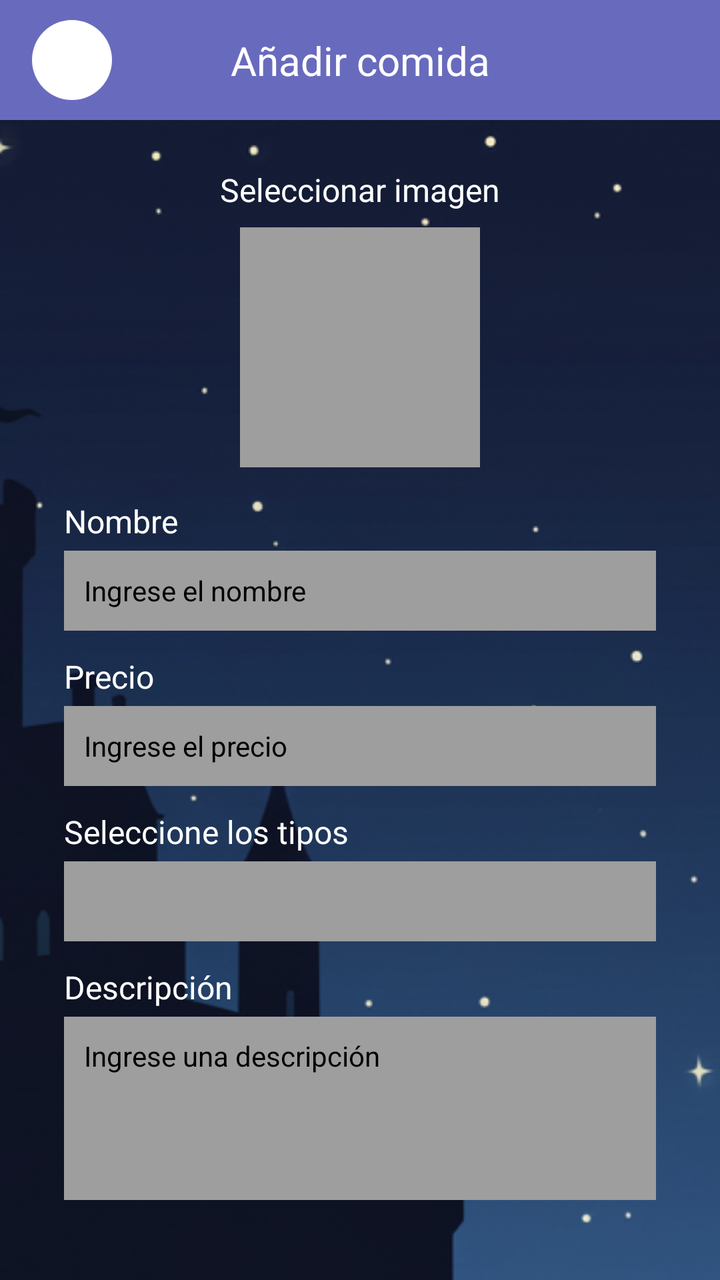
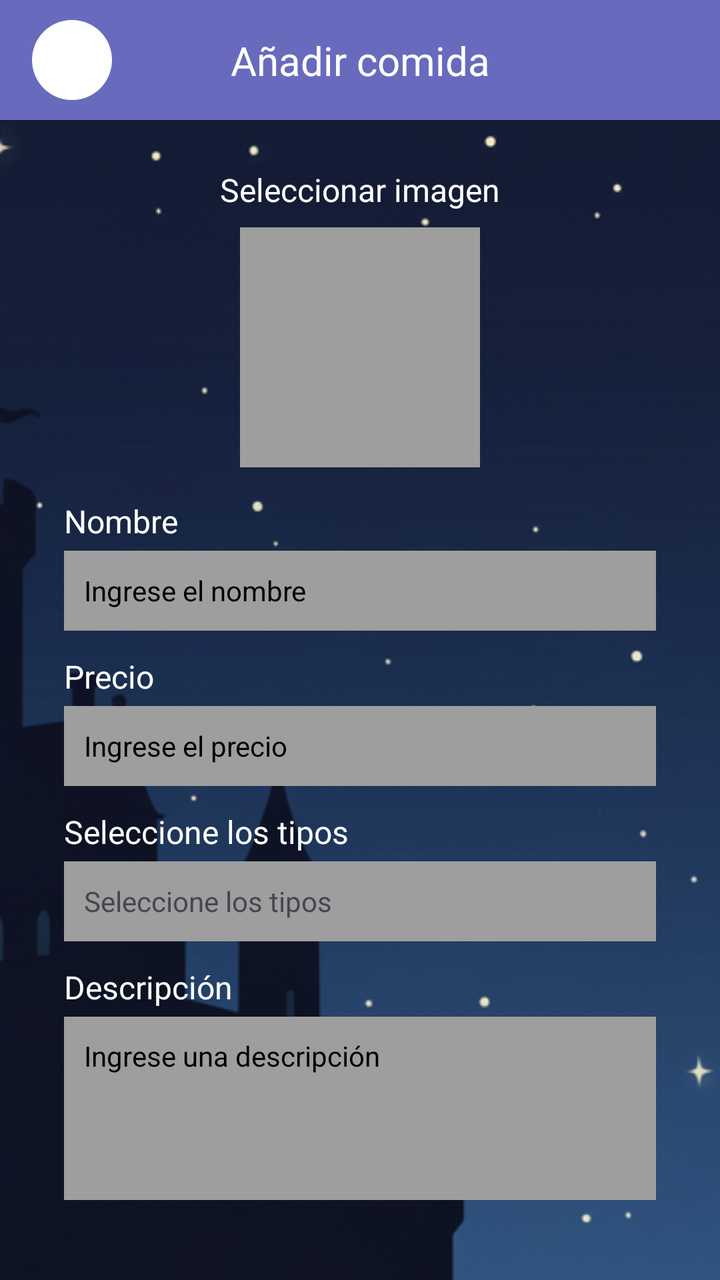

An Android layout rendered at two revisions. The XML below is the earlier revision; the diff shows what the commit changed to produce the second picture.
<!-- AndroidManifest.xml: application theme Theme.LaPosada -->
<!-- res/layout/activity_add_food.xml -->
<?xml version="1.0" encoding="utf-8"?>
<androidx.constraintlayout.widget.ConstraintLayout xmlns:android="http://schemas.android.com/apk/res/android"
    xmlns:app="http://schemas.android.com/apk/res-auto"
    xmlns:tools="http://schemas.android.com/tools"
    android:id="@+id/main"
    android:layout_width="match_parent"
    android:layout_height="match_parent"
    android:background="@drawable/fondo_default"
    tools:context=".AddFoodActivity">

    <androidx.constraintlayout.widget.ConstraintLayout
        android:id="@+id/topBar"
        android:layout_width="match_parent"
        android:layout_height="60dp"
        android:background="@color/purple_blue"
        app:layout_constraintTop_toTopOf="parent">

        <ImageView
            android:id="@+id/buttonBack"
            android:layout_width="40dp"
            android:layout_height="40dp"
            android:layout_marginStart="16dp"
            android:src="@drawable/circle_white"
            app:layout_constraintBottom_toBottomOf="parent"
            app:layout_constraintStart_toStartOf="parent"
            app:layout_constraintTop_toTopOf="parent" />

        <TextView
            android:layout_width="wrap_content"
            android:layout_height="wrap_content"
            android:text="Añadir comida"
            android:textColor="@color/white"
            android:textSize="20sp"
            app:layout_constraintBottom_toBottomOf="parent"
            app:layout_constraintEnd_toEndOf="parent"
            app:layout_constraintStart_toStartOf="parent"
            app:layout_constraintTop_toTopOf="parent" />

    </androidx.constraintlayout.widget.ConstraintLayout>

    <LinearLayout
        android:layout_width="match_parent"
        android:layout_height="0dp"
        android:orientation="vertical"
        app:layout_constraintTop_toBottomOf="@id/topBar"
        app:layout_constraintBottom_toBottomOf="parent">

        <androidx.constraintlayout.widget.ConstraintLayout
            android:layout_width="match_parent"
            android:layout_height="wrap_content"
            android:paddingBottom="40dp">

            <TextView
                android:id="@+id/labelImage"
                android:layout_width="wrap_content"
                android:layout_height="wrap_content"
                android:text="Seleccionar imagen"
                android:textColor="@android:color/white"
                android:textSize="16sp"
                android:layout_marginTop="24dp"
                app:layout_constraintTop_toTopOf="parent"
                app:layout_constraintStart_toStartOf="parent"
                app:layout_constraintEnd_toEndOf="parent" />

            <ImageButton
                android:id="@+id/imagePlaceHolder"
                android:layout_width="120dp"
                android:layout_height="120dp"
                android:layout_marginTop="8dp"
                android:background="@color/gray_500"
                app:layout_constraintTop_toBottomOf="@id/labelImage"
                app:layout_constraintStart_toStartOf="parent"
                app:layout_constraintEnd_toEndOf="parent" />

            <TextView
                android:id="@+id/labelName"
                android:layout_width="wrap_content"
                android:layout_height="wrap_content"
                android:text="Nombre"
                android:textColor="@android:color/white"
                android:textSize="16sp"
                android:layout_marginTop="16dp"
                android:layout_marginStart="32dp"
                app:layout_constraintTop_toBottomOf="@id/imagePlaceHolder"
                app:layout_constraintStart_toStartOf="parent" />

            <EditText
                android:id="@+id/inputName"
                android:layout_width="match_parent"
                android:layout_height="40dp"
                android:layout_marginTop="4dp"
                android:layout_marginStart="32dp"
                android:layout_marginEnd="32dp"
                android:background="@color/gray_500"
                android:padding="10dp"
                android:hint="Ingrese el nombre"
                android:textColor="@color/black"
                android:textColorHint="@color/black"
                android:textSize="14sp"
                app:layout_constraintTop_toBottomOf="@id/labelName" />


            <TextView
                android:id="@+id/labelPrice"
                android:layout_width="wrap_content"
                android:layout_height="wrap_content"
                android:text="Precio"
                android:textColor="@color/white"
                android:textSize="16sp"
                android:layout_marginTop="12dp"
                android:layout_marginStart="32dp"
                app:layout_constraintTop_toBottomOf="@id/inputName"
                app:layout_constraintStart_toStartOf="parent" />

            <EditText
                android:id="@+id/inputPrice"
                android:layout_width="match_parent"
                android:layout_height="40dp"
                android:layout_marginTop="4dp"
                android:layout_marginStart="32dp"
                android:layout_marginEnd="32dp"
                android:background="@color/gray_500"
                android:hint="Ingrese el precio"
                android:padding="10dp"
                android:textColorHint="@color/black"
                android:textColor="@color/black"
                android:textSize="14sp"
                app:layout_constraintTop_toBottomOf="@id/labelPrice" />

            <TextView
                android:id="@+id/labelType"
                android:layout_width="wrap_content"
                android:layout_height="wrap_content"
                android:text="Seleccione los tipos"
                android:textColor="@android:color/white"
                android:textSize="16sp"
                android:layout_marginTop="12dp"
                android:layout_marginStart="32dp"
                app:layout_constraintTop_toBottomOf="@id/inputPrice"
                app:layout_constraintStart_toStartOf="parent" />

            <TextView
                android:id="@+id/Type"
                android:layout_width="match_parent"
                android:layout_height="40dp"
                android:layout_marginTop="4dp"
                android:layout_marginStart="32dp"
                android:layout_marginEnd="32dp"
                android:background="@color/gray_500"
                android:padding="10dp"
                android:text="Seleccione los tipos"
                app:layout_constraintTop_toBottomOf="@id/labelType"
                android:gravity="center_vertical"
                />


            <TextView

                android:layout_width="match_parent"
                android:layout_height="40dp"
                android:layout_marginTop="4dp"
                android:layout_marginStart="32dp"
                android:layout_marginEnd="32dp"
                android:background="@color/gray_500"
                app:layout_constraintTop_toBottomOf="@id/labelType" />

            <TextView
                android:id="@+id/labelDescripcion"
                android:layout_width="wrap_content"
                android:layout_height="wrap_content"
                android:text="Descripción"
                android:textColor="@color/white"
                android:textSize="16sp"
                android:layout_marginTop="12dp"
                android:layout_marginStart="32dp"
                app:layout_constraintTop_toBottomOf="@id/Type"
                app:layout_constraintStart_toStartOf="parent" />

            <EditText
                android:id="@+id/inputDescripcion"
                android:layout_width="match_parent"
                android:layout_height="120dp"
                android:layout_marginTop="4dp"
                android:layout_marginStart="32dp"
                android:layout_marginEnd="32dp"
                android:background="@color/gray_500"
                android:hint="Ingrese una descripción"
                android:padding="10dp"
                android:textColorHint="@color/black"
                android:textColor="@color/black"
                android:textSize="14sp"
                app:layout_constraintTop_toBottomOf="@id/labelDescripcion"
                android:gravity="start|top"
                />


            <Button
                android:id="@+id/buttonAdd"
                android:layout_width="200dp"
                android:layout_height="wrap_content"
                android:text="Añadir"
                android:textColor="@color/black"
                android:backgroundTint="@color/white"
                android:layout_marginTop="32dp"
                android:textSize="20sp"
                app:cornerRadius="25dp"
                app:layout_constraintTop_toBottomOf="@id/inputDescripcion"
                app:layout_constraintStart_toStartOf="parent"
                app:layout_constraintEnd_toEndOf="parent" />

        </androidx.constraintlayout.widget.ConstraintLayout>
    </LinearLayout>

</androidx.constraintlayout.widget.ConstraintLayout>
<!-- resources referenced by this layout -->
<resources>
  <color name="black">#FF000000</color>
  <color name="gray_500">#9E9E9E</color>
  <color name="purple_blue">#686bbd</color>
  <color name="white">#FFFFFFFF</color>
  <!-- drawable circle_white (drawable) -->
  <?xml version="1.0" encoding="utf-8"?>
  <shape xmlns:android="http://schemas.android.com/apk/res/android"
      android:shape="oval">
      <solid android:color="@android:color/white"/>
  </shape>
  <!-- drawable fondo_default: png bitmap (drawable, 204480 bytes) -->
  <style name="Theme.LaPosada" parent="Base.Theme.LaPosada" />
  <style name="Base.Theme.LaPosada" parent="Theme.Material3.DayNight.NoActionBar">
          
          
      </style>
</resources>

<!-- the commit's change to res/layout/activity_add_food.xml (unified diff, before → after) -->
@@ -6,7 +6,7 @@
     android:layout_width="match_parent"
     android:layout_height="match_parent"
     android:background="@drawable/fondo_default"
-    tools:context=".AddFoodActivity">
+    tools:context=".pantallas.menuComida.AddFoodActivity">
 
     <androidx.constraintlayout.widget.ConstraintLayout
         android:id="@+id/topBar"
@@ -62,7 +62,7 @@
                 app:layout_constraintStart_toStartOf="parent"
                 app:layout_constraintEnd_toEndOf="parent" />
 
-            <ImageButton
+            <View
                 android:id="@+id/imagePlaceHolder"
                 android:layout_width="120dp"
                 android:layout_height="120dp"
@@ -125,7 +125,10 @@
                 android:textColorHint="@color/black"
                 android:textColor="@color/black"
                 android:textSize="14sp"
-                app:layout_constraintTop_toBottomOf="@id/labelPrice" />
+                app:layout_constraintTop_toBottomOf="@id/labelPrice"
+                android:inputType="numberDecimal"
+                />
+
 
             <TextView
                 android:id="@+id/labelType"
@@ -152,17 +155,6 @@
                 app:layout_constraintTop_toBottomOf="@id/labelType"
                 android:gravity="center_vertical"
                 />
-
-
-            <TextView
-
-                android:layout_width="match_parent"
-                android:layout_height="40dp"
-                android:layout_marginTop="4dp"
-                android:layout_marginStart="32dp"
-                android:layout_marginEnd="32dp"
-                android:background="@color/gray_500"
-                app:layout_constraintTop_toBottomOf="@id/labelType" />
 
             <TextView
                 android:id="@+id/labelDescripcion"
